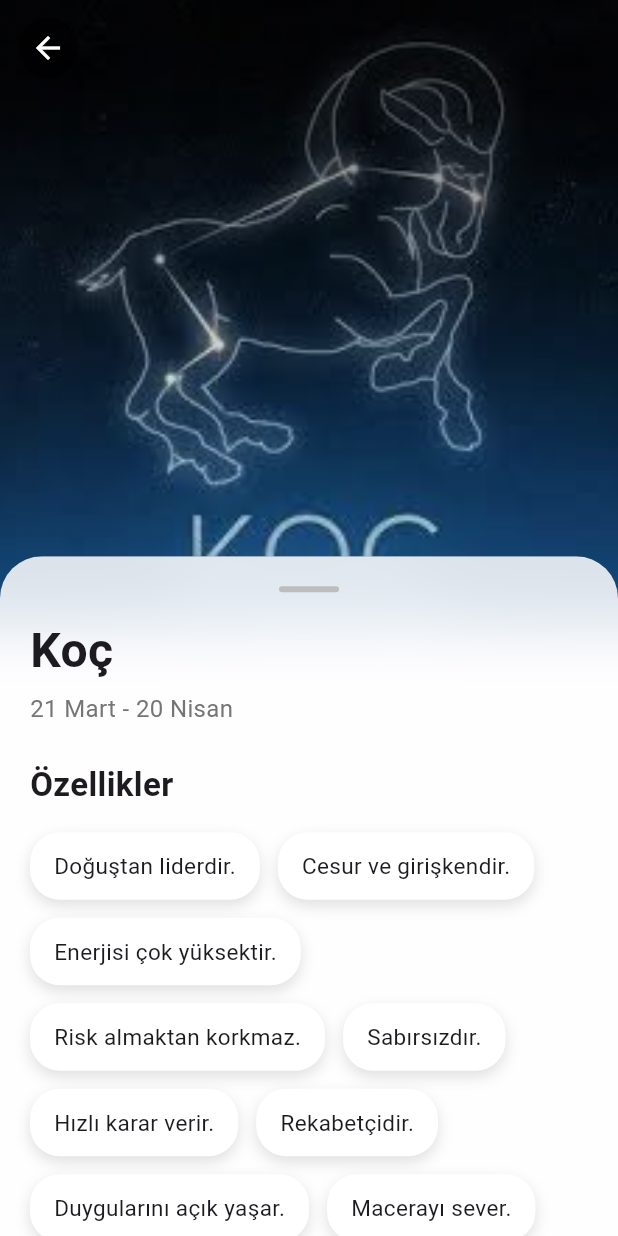
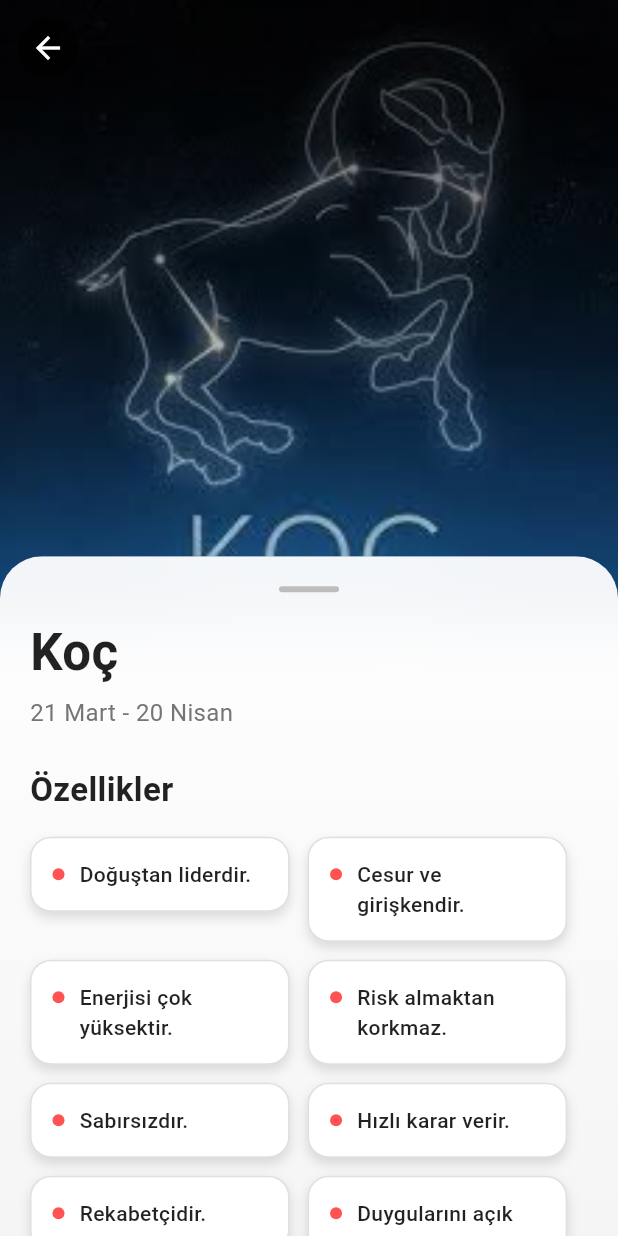
Before and after one commit to sinemsafak/horoscope_app, a Flutter app: the screen it shows after launch, after a tap on "Koç", on a phone screen of 412 x 824 dp. Run offline on Flutter 3.47's test engine with Material 3 defaults, Android fonts, the light colour scheme and no system bars.

Commit message:
uı düzenlemesi

```diff
--- a/lib/screens/detail_screen.dart
+++ b/lib/screens/detail_screen.dart
@@ -7,8 +7,41 @@ class DetailScreen extends StatelessWidget {
 
   DetailScreen({required this.zodiac});
 
+  Color getZodiacColor(String name) {
+    switch (name) {
+      case "Koç":
+        return Colors.redAccent;
+      case "Boğa":
+        return Colors.green;
+      case "İkizler":
+        return Colors.amber;
+      case "Yengeç":
+        return Colors.blue;
+      case "Aslan":
+        return Colors.orange;
+      case "Başak":
+        return Colors.brown;
+      case "Terazi":
+        return Colors.pink;
+      case "Akrep":
+        return Colors.deepPurple;
+      case "Yay":
+        return Colors.indigo;
+      case "Oğlak":
+        return Colors.grey;
+      case "Kova":
+        return Colors.cyan;
+      case "Balık":
+        return Colors.teal;
+      default:
+        return Colors.deepPurple;
+    }
+  }
+
   @override
   Widget build(BuildContext context) {
+    final color = getZodiacColor(zodiac.name);
+
     final features = zodiac.description
         .split("\n")
         .where((e) =>
@@ -20,7 +53,7 @@ class DetailScreen extends StatelessWidget {
     return Scaffold(
       body: Stack(
         children: [
-          // BACKGROUND IMAGE
+          // BACKGROUND POSTER
           SizedBox(
             height: 420,
             width: double.infinity,
@@ -36,8 +69,7 @@ class DetailScreen extends StatelessWidget {
             decoration: BoxDecoration(
               gradient: LinearGradient(
                 colors: [
-                  Colors.black.withOpacity(0.6),
-                  Colors.black.withOpacity(0.2),
+                  Colors.black.withOpacity(0.65),
                   Colors.transparent,
                 ],
                 begin: Alignment.topCenter,
@@ -60,7 +92,7 @@ class DetailScreen extends StatelessWidget {
             ),
           ),
 
-          // CONTENT
+          // GLASS CONTENT PANEL
           DraggableScrollableSheet(
             initialChildSize: 0.55,
             minChildSize: 0.55,
@@ -73,13 +105,23 @@ class DetailScreen extends StatelessWidget {
                 child: BackdropFilter(
                   filter: ImageFilter.blur(sigmaX: 20, sigmaY: 20),
                   child: Container(
-                    color: Colors.white.withOpacity(0.85),
+                    decoration: BoxDecoration(
+                      gradient: LinearGradient(
+                        colors: [
+                          Colors.white.withOpacity(0.95),
+                          Colors.grey.shade100.withOpacity(0.95),
+                        ],
+                        begin: Alignment.topCenter,
+                        end: Alignment.bottomCenter,
+                      ),
+                    ),
                     child: SingleChildScrollView(
                       controller: scrollController,
                       padding: EdgeInsets.all(20),
                       child: Column(
                         crossAxisAlignment: CrossAxisAlignment.start,
                         children: [
+                          // DRAG INDICATOR
                           Center(
                             child: Container(
                               width: 40,
@@ -92,11 +134,13 @@ class DetailScreen extends StatelessWidget {
                           ),
                           SizedBox(height: 16),
 
+                          // TITLE
                           Text(
                             zodiac.name,
                             style: TextStyle(
-                              fontSize: 32,
+                              fontSize: 34,
                               fontWeight: FontWeight.bold,
+                              color: Colors.black87,
                             ),
                           ),
                           SizedBox(height: 4),
@@ -114,32 +158,60 @@ class DetailScreen extends StatelessWidget {
                             style: TextStyle(
                               fontSize: 22,
                               fontWeight: FontWeight.bold,
+                              color: Colors.black87,
                             ),
                           ),
                           SizedBox(height: 16),
 
+                          // MODERN FEATURE CARDS
                           Wrap(
                             spacing: 12,
                             runSpacing: 12,
                             children: features.map((feature) {
                               return Container(
-                                padding: EdgeInsets.symmetric(
-                                    horizontal: 16, vertical: 12),
+                                width:
+                                    MediaQuery.of(context).size.width * 0.42,
+                                padding: EdgeInsets.all(14),
                                 decoration: BoxDecoration(
                                   color: Colors.white,
-                                  borderRadius: BorderRadius.circular(20),
+                                  borderRadius: BorderRadius.circular(14),
+                                  border: Border.all(
+                                    color: Colors.grey.shade300,
+                                  ),
                                   boxShadow: [
                                     BoxShadow(
                                       color: Colors.black12,
-                                      blurRadius: 8,
+                                      blurRadius: 6,
                                       offset: Offset(0, 4),
                                     ),
                                   ],
                                 ),
-                                child: Text(
-                                  feature.replaceAll(
-                                      RegExp(r'^\d+\.\s*'), ''),
-                                  style: TextStyle(fontSize: 15),
+                                child: Row(
+                                  crossAxisAlignment: CrossAxisAlignment.start,
+                                  children: [
+                                    Container(
+                                      width: 8,
+                                      height: 8,
+                                      margin: EdgeInsets.only(top: 6),
+                                      decoration: BoxDecoration(
+                                        color: color,
+                                        shape: BoxShape.circle,
+                                      ),
+                                    ),
+                                    SizedBox(width: 10),
+                                    Expanded(
+                                      child: Text(
+                                        feature.replaceAll(
+                                            RegExp(r'^\d+\.\s*'), ''),
+                                        style: TextStyle(
+                                          fontSize: 14,
+                                          height: 1.4,
+                                          fontWeight: FontWeight.w500,
+                                          color: Colors.black87,
+                                        ),
+                                      ),
+                                    ),
+                                  ],
                                 ),
                               );
                             }).toList(),
```
